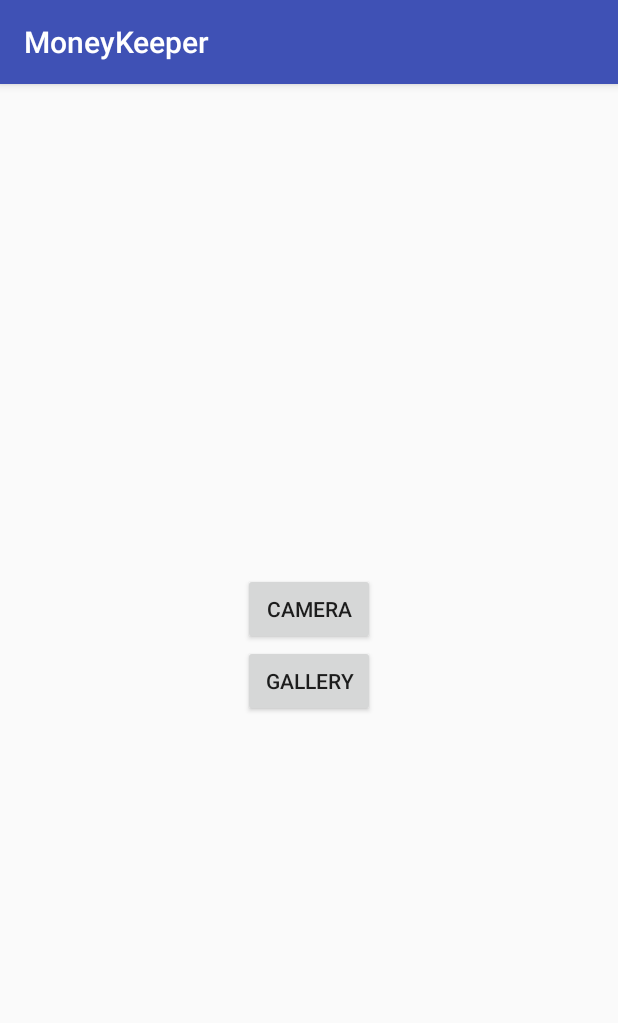
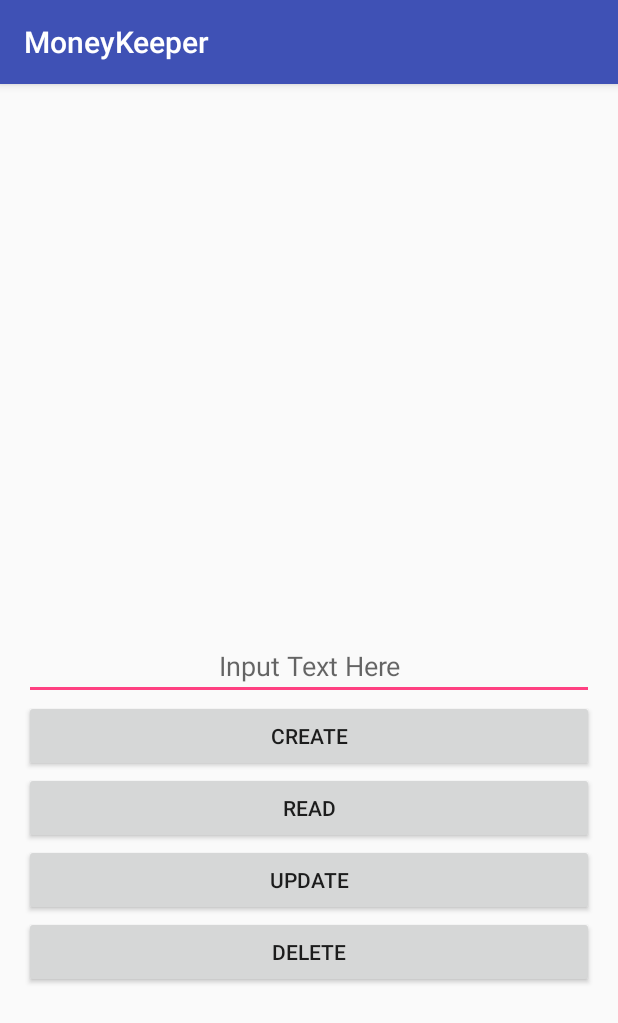
Before and after one commit to ptuanvu/MoneyKeeper, an Android app: the screen it shows after launch (MainActivity), on a phone screen of 412 x 824 dp. Shown: the top 1023 px of the screen. Run offline under Robolectric (Android 15) with nearby library versions, the phone set to English and light mode, and no system bars; libraries missing offline, so code that uses them is left out: com.orm; 1 statement that could not run was skipped.

Commit message:
Update for Catalog Create

```diff
--- a/app/src/main/java/hcmus/vuphan/moneykeeper/MainActivity.java
+++ b/app/src/main/java/hcmus/vuphan/moneykeeper/MainActivity.java
@@ -8,12 +8,14 @@ import android.widget.TextView;
 import com.orm.SugarContext;
 
 import hcmus.vuphan.moneykeeper.scences.CameraFragment;
+import hcmus.vuphan.moneykeeper.scences.CatalogFragment;
 
 public class MainActivity extends AppCompatActivity {
 
 
     FrameLayout contentFrameLayout;
     CameraFragment cameraFragment;
+    CatalogFragment catalogFragment;
 
     public final static String KEY = "camera_instance_restore";
 
@@ -30,8 +32,9 @@ public class MainActivity extends AppCompatActivity {
         CreateListenerEvent();
 
 
-        cameraFragment = CameraFragment.createInstance(this);
-        getFragmentManager().beginTransaction().replace(R.id.contentFrameLayout, cameraFragment).commit();
+
+        catalogFragment = CatalogFragment.createFragment(this);
+        getFragmentManager().beginTransaction().replace(R.id.contentFrameLayout, catalogFragment).commit();
     }
 
     private void CreateListenerEvent() {
--- /dev/null
+++ b/app/src/main/java/hcmus/vuphan/moneykeeper/scences/CatalogFragment.java
@@ -0,0 +1,103 @@
+package hcmus.vuphan.moneykeeper.scences;
+
+import android.app.Fragment;
+import android.content.Context;
+import android.os.Bundle;
+import android.support.annotation.Nullable;
+import android.view.LayoutInflater;
+import android.view.View;
+import android.view.ViewGroup;
+import android.widget.Button;
+import android.widget.EditText;
+import android.widget.Toast;
+
+import hcmus.vuphan.moneykeeper.MainActivity;
+import hcmus.vuphan.moneykeeper.R;
+import hcmus.vuphan.moneykeeper.dialogs.CreateCatalogDialog;
+import hcmus.vuphan.moneykeeper.model.Catalog;
+
+/**
+ * Created by monster on 15/06/2016.
+ */
+public class CatalogFragment extends Fragment implements View.OnClickListener {
+    Context context;
+
+    // Cac view co trong layout
+    Button btnCreate, btnRead, btnUpdate, btnDelete;
+    EditText edtUserInput;
+
+    //
+
+    public void setContext(Context context) {
+        this.context = context;
+    }
+
+    public static CatalogFragment createFragment(Context context) {
+        CatalogFragment catalogFragment = new CatalogFragment();
+        catalogFragment.setContext(context);
+
+        return catalogFragment;
+    }
+
+    @Nullable
+    @Override
+    public View onCreateView(LayoutInflater inflater, ViewGroup container, Bundle savedInstanceState) {
+        View view = inflater.inflate(R.layout.catalog_layout, container, false);
+        btnCreate = (Button) view.findViewById(R.id.btnCreate);
+        btnDelete = (Button) view.findViewById(R.id.btnDelete);
+        btnRead = (Button) view.findViewById(R.id.btnRead);
+        btnUpdate = (Button) view.findViewById(R.id.btnUpdate);
+        edtUserInput = (EditText) view.findViewById(R.id.edtUserInput);
+
+        btnCreate.setOnClickListener(this);
+        btnDelete.setOnClickListener(this);
+        btnUpdate.setOnClickListener(this);
+        btnRead.setOnClickListener(this);
+
+        return view;
+    }
+
+    @Override
+    public void onClick(View v) {
+        switch (v.getId()) {
+            case R.id.btnCreate:
+                OnCreateCatalog();
+                break;
+            case R.id.btnDelete:
+                if (edtUserInput.getText().toString() != "")
+                    OnDeleteCatalog(edtUserInput.getText().toString());
+                break;
+            case R.id.btnUpdate:
+                if (edtUserInput.getText().toString() != "") {
+                    OnUpdateCatalog(edtUserInput.getText().toString());
+                }
+                break;
+            case R.id.btnRead:
+                OnReadCatalog();
+                break;
+        }
+    }
+
+    private void OnReadCatalog() {
+
+
+    }
+
+    private void OnUpdateCatalog(String s) {
+        Long id = Long.valueOf(s);
+        Catalog catalog = Catalog.findById(Catalog.class, id);
+        CreateCatalogDialog createCatalogDialog = CreateCatalogDialog.createInstance(catalog);
+        createCatalogDialog.show(getFragmentManager(), "dialog");
+    }
+
+    private void OnDeleteCatalog(String s) {
+
+    }
+
+    private void OnCreateCatalog() {
+        CreateCatalogDialog createCatalogDialog = CreateCatalogDialog.createInstance(null);
+        createCatalogDialog.show(getFragmentManager(), "Create Catalog Dialog");
+
+        Toast.makeText(context, "Create Catalog Success", Toast.LENGTH_SHORT).show();
+    }
+}
--- /dev/null
+++ b/app/src/main/res/layout/catalog_layout.xml
@@ -0,0 +1,47 @@
+<?xml version="1.0" encoding="utf-8"?>
+<LinearLayout xmlns:android="http://schemas.android.com/apk/res/android"
+    android:orientation="vertical" android:layout_width="match_parent"
+    android:layout_height="match_parent"
+    android:gravity="center">
+
+    <ListView
+        android:id="@+id/lvShow"
+        android:layout_width="match_parent"
+        android:layout_height="200dp"></ListView>
+
+    <EditText
+        android:layout_width="match_parent"
+        android:layout_height="wrap_content"
+        android:hint="Input Text Here"
+        android:textAlignment="center"
+        android:id="@+id/edtUserInput"/>
+
+    <Button
+        android:layout_width="match_parent"
+        android:layout_height="wrap_content"
+        android:id="@+id/btnCreate"
+        android:padding="5dp"
+        android:text="Create"/>
+
+    <Button
+        android:layout_width="match_parent"
+        android:layout_height="wrap_content"
+        android:id="@+id/btnRead"
+        android:padding="5dp"
+        android:text="Read"/>
+
+    <Button
+        android:layout_width="match_parent"
+        android:layout_height="wrap_content"
+        android:id="@+id/btnUpdate"
+        android:padding="5dp"
+        android:text="Update"/>
+
+    <Button
+        android:layout_width="match_parent"
+        android:layout_height="wrap_content"
+        android:id="@+id/btnDelete"
+        android:padding="5dp"
+        android:text="Delete"/>
+
+</LinearLayout>
```
Also changed, not shown: app/src/main/java/hcmus/vuphan/moneykeeper/dialogs/CreateCatalogDialog.java (added, +80 -0 lines), app/src/main/java/hcmus/vuphan/moneykeeper/model/Catalog.java (added, +52 -0 lines), app/src/main/res/layout/create_catalog_layout.xml (added, +50 -0 lines), app/src/main/java/hcmus/vuphan/moneykeeper/scences/CameraFragment.java (line endings or trailing spaces), 28 other files.
